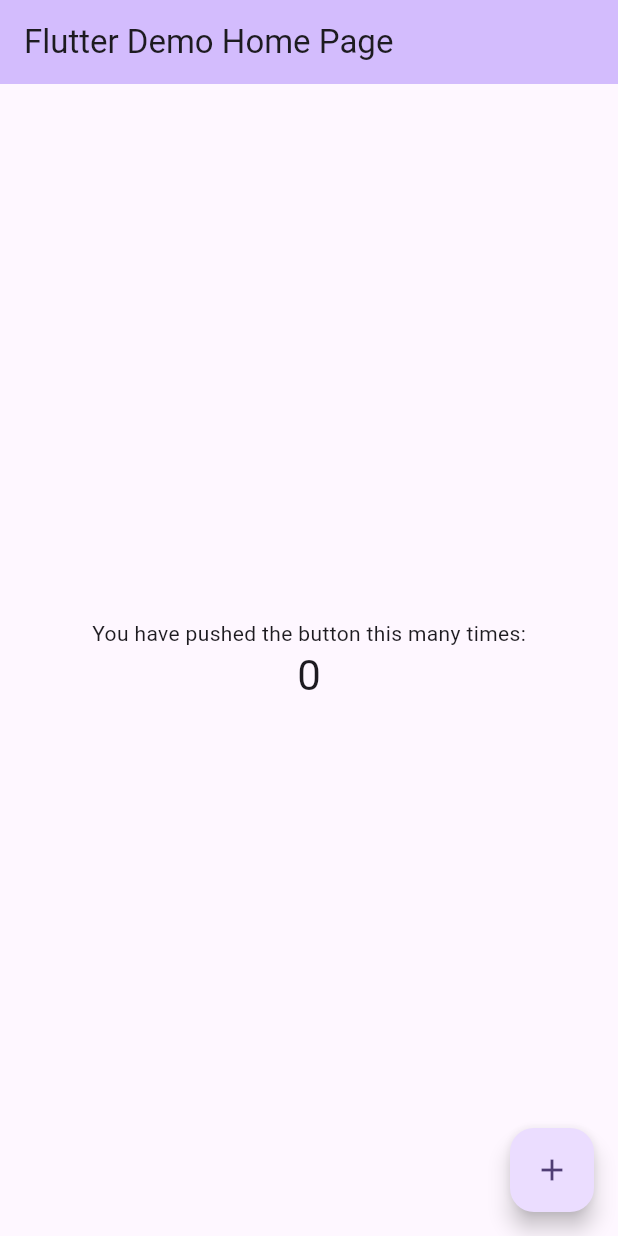
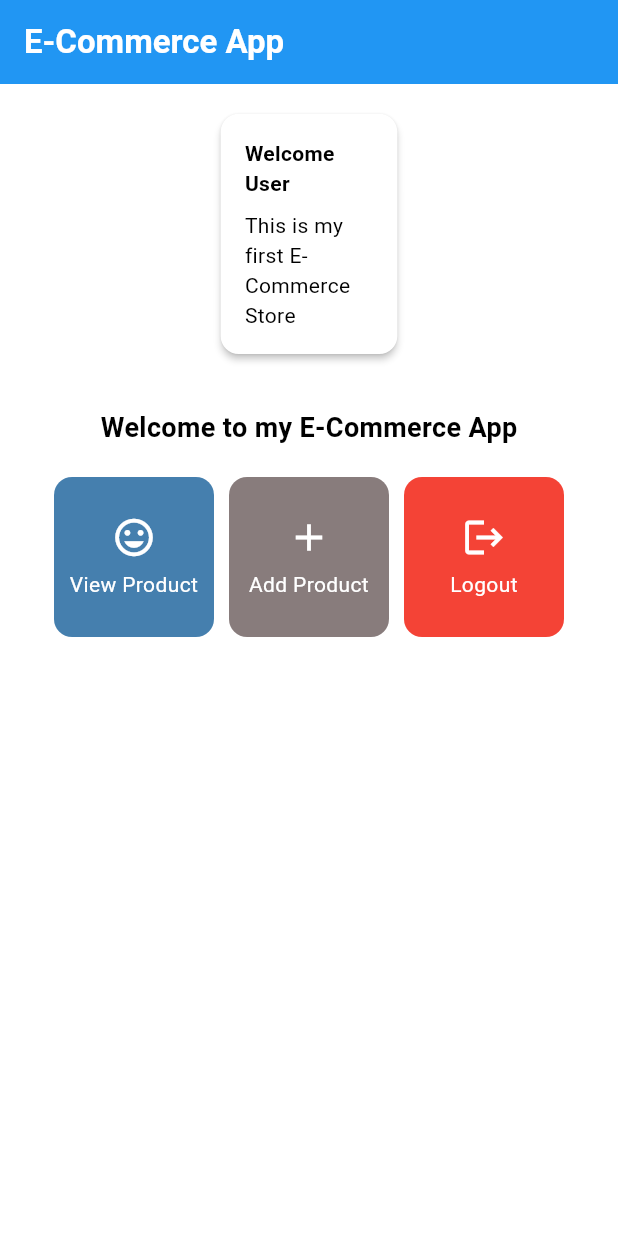
Before and after one commit to sugonamu/e-commerce-app-mobile, a Flutter app: the screen it shows after launch, on a phone screen of 412 x 824 dp. Run offline on Flutter 3.47's test engine with Material 3 defaults, Android fonts, the phone set to English and light mode, and no system bars.

Commit message:
creating home page

```diff
--- a/lib/main.dart
+++ b/lib/main.dart
@@ -1,4 +1,5 @@
 import 'package:flutter/material.dart';
+import 'package:e_commerce/menu.dart';
 
 void main() {
   runApp(const MyApp());
@@ -28,98 +29,11 @@ class MyApp extends StatelessWidget {
         //
         // This works for code too, not just values: Most code changes can be
         // tested with just a hot reload.
-        colorScheme: ColorScheme.fromSeed(seedColor: Colors.deepPurple),
-        useMaterial3: true,
+         colorScheme: ColorScheme.fromSwatch(
+            primarySwatch:  Colors.blue,
+      ).copyWith(secondary: const Color.fromARGB(255, 255, 255, 255)),
       ),
-      home: const MyHomePage(title: 'Flutter Demo Home Page'),
+      home:MyHomePage()
     );
   }
 }
-
-class MyHomePage extends StatefulWidget {
-  const MyHomePage({super.key, required this.title});
-
-  // This widget is the home page of your application. It is stateful, meaning
-  // that it has a State object (defined below) that contains fields that affect
-  // how it looks.
-
-  // This class is the configuration for the state. It holds the values (in this
-  // case the title) provided by the parent (in this case the App widget) and
-  // used by the build method of the State. Fields in a Widget subclass are
-  // always marked "final".
-
-  final String title;
-
-  @override
-  State<MyHomePage> createState() => _MyHomePageState();
-}
-
-class _MyHomePageState extends State<MyHomePage> {
-  int _counter = 0;
-
-  void _incrementCounter() {
-    setState(() {
-      // This call to setState tells the Flutter framework that something has
-      // changed in this State, which causes it to rerun the build method below
-      // so that the display can reflect the updated values. If we changed
-      // _counter without calling setState(), then the build method would not be
-      // called again, and so nothing would appear to happen.
-      _counter++;
-    });
-  }
-
-  @override
-  Widget build(BuildContext context) {
-    // This method is rerun every time setState is called, for instance as done
-    // by the _incrementCounter method above.
-    //
-    // The Flutter framework has been optimized to make rerunning build methods
-    // fast, so that you can just rebuild anything that needs updating rather
-    // than having to individually change instances of widgets.
-    return Scaffold(
-      appBar: AppBar(
-        // TRY THIS: Try changing the color here to a specific color (to
-        // Colors.amber, perhaps?) and trigger a hot reload to see the AppBar
-        // change color while the other colors stay the same.
-        backgroundColor: Theme.of(context).colorScheme.inversePrimary,
-        // Here we take the value from the MyHomePage object that was created by
-        // the App.build method, and use it to set our appbar title.
-        title: Text(widget.title),
-      ),
-      body: Center(
-        // Center is a layout widget. It takes a single child and positions it
-        // in the middle of the parent.
-        child: Column(
-          // Column is also a layout widget. It takes a list of children and
-          // arranges them vertically. By default, it sizes itself to fit its
-          // children horizontally, and tries to be as tall as its parent.
-          //
-          // Column has various properties to control how it sizes itself and
-          // how it positions its children. Here we use mainAxisAlignment to
-          // center the children vertically; the main axis here is the vertical
-          // axis because Columns are vertical (the cross axis would be
-          // horizontal).
-          //
-          // TRY THIS: Invoke "debug painting" (choose the "Toggle Debug Paint"
-          // action in the IDE, or press "p" in the console), to see the
-          // wireframe for each widget.
-          mainAxisAlignment: MainAxisAlignment.center,
-          children: <Widget>[
-            const Text(
-              'You have pushed the button this many times:',
-            ),
-            Text(
-              '$_counter',
-              style: Theme.of(context).textTheme.headlineMedium,
-            ),
-          ],
-        ),
-      ),
-      floatingActionButton: FloatingActionButton(
-        onPressed: _incrementCounter,
-        tooltip: 'Increment',
-        child: const Icon(Icons.add),
-      ), // This trailing comma makes auto-formatting nicer for build methods.
-    );
-  }
-}
--- /dev/null
+++ b/lib/menu.dart
@@ -0,0 +1,151 @@
+import 'package:flutter/material.dart';
+
+class MyHomePage extends StatelessWidget {
+  final String message1 = 'This is my first E-Commerce Store';
+
+  final List<ItemHomepage> items = [
+    ItemHomepage("View Product", Icons.mood, const Color.fromARGB(255, 69, 127, 174)),
+    ItemHomepage("Add Product", Icons.add, const Color.fromARGB(255, 136, 124, 124)),
+    ItemHomepage("Logout", Icons.logout, Colors.red),
+  ];
+
+  MyHomePage({super.key});
+
+  @override
+  Widget build(BuildContext context) {
+    return Scaffold(
+      appBar: AppBar(
+        title: const Text(
+          'E-Commerce App',
+          style: TextStyle(
+            color: Colors.white,
+            fontWeight: FontWeight.bold,
+          ),
+        ),
+        backgroundColor: Theme.of(context).colorScheme.primary,
+      ),
+      body: Padding(
+        padding: const EdgeInsets.all(16.0),
+        child: Column(
+          crossAxisAlignment: CrossAxisAlignment.center,
+          children: [
+            Row(
+              mainAxisAlignment: MainAxisAlignment.spaceEvenly,
+              children: [
+                InfoCard(title: 'Welcome User', content: message1),
+              ],
+            ),
+            const SizedBox(height: 16.0),
+            Center(
+              child: Column(
+                children: [
+                  const Padding(
+                    padding: EdgeInsets.only(top: 16.0),
+                    child: Text(
+                      'Welcome to my E-Commerce App',
+                      style: TextStyle(
+                        fontWeight: FontWeight.bold,
+                        fontSize: 18.0,
+                      ),
+                    ),
+                  ),
+                  GridView.count(
+                    primary: true,
+                    padding: const EdgeInsets.all(20),
+                    crossAxisSpacing: 10,
+                    mainAxisSpacing: 10,
+                    crossAxisCount: 3,
+                    shrinkWrap: true,
+                    children: items.map((ItemHomepage item) {
+                      return ItemCard(item);
+                    }).toList(),
+                  ),
+                ],
+              ),
+            ),
+          ],
+        ),
+      ),
+    );
+  }
+}
+
+class InfoCard extends StatelessWidget {
+  final String title;
+  final String content;
+
+  const InfoCard({super.key, required this.title, required this.content});
+
+  @override
+  Widget build(BuildContext context) {
+    return Card(
+      elevation: 2.0,
+      child: Container(
+        width: MediaQuery.of(context).size.width / 3.5,
+        padding: const EdgeInsets.all(16.0),
+        child: Column(
+          children: [
+            Text(
+              title,
+              style: const TextStyle(fontWeight: FontWeight.bold),
+            ),
+            const SizedBox(height: 8.0),
+            Text(content),
+          ],
+        ),
+      ),
+    );
+  }
+}
+
+class ItemHomepage {
+  final String name;
+  final IconData icon;
+  final Color color;
+
+  ItemHomepage(this.name, this.icon, this.color);
+}
+
+class ItemCard extends StatelessWidget {
+  final ItemHomepage item;
+
+  const ItemCard(this.item, {super.key});
+
+  @override
+  Widget build(BuildContext context) {
+    return Material(
+      color: item.color,
+      borderRadius: BorderRadius.circular(12),
+      child: InkWell(
+        onTap: () {
+          ScaffoldMessenger.of(context)
+            ..hideCurrentSnackBar()
+            ..showSnackBar(
+              SnackBar(content: Text("You have pressed the ${item.name} button!")),
+            );
+        },
+        child: Container(
+          padding: const EdgeInsets.all(8),
+          child: Center(
+            child: Column(
+              mainAxisAlignment: MainAxisAlignment.center,
+              children: [
+                Icon(
+                  item.icon,
+                  color: Colors.white,
+                  size: 30.0,
+                ),
+                const Padding(padding: EdgeInsets.all(3)),
+                Text(
+                  item.name,
+                  textAlign: TextAlign.center,
+                  style: const TextStyle(color: Colors.white),
+                ),
+              ],
+            ),
+          ),
+        ),
+      ),
+    );
+  }
+}
```
Also changed, not shown: 1 other file.
